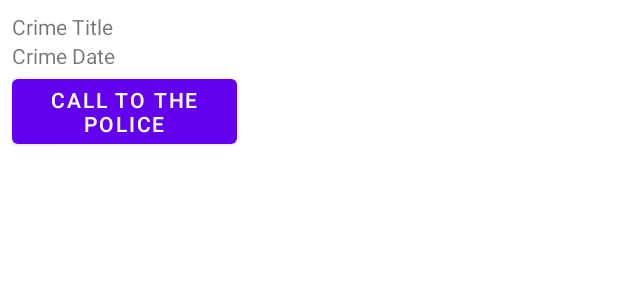
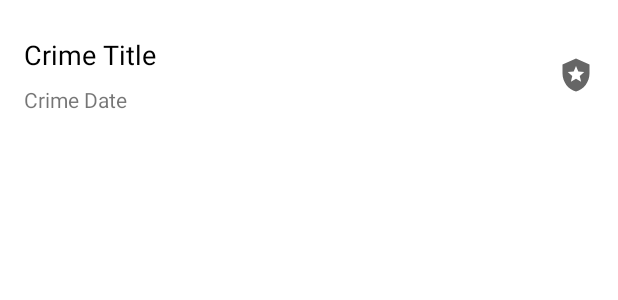
Before and after one commit to UmiKitsune/BigNerdRanch, an Android app: the layout item_crime_police.xml on its own in the app's theme, with its tools: preview values and no code run, on a phone screen of 412 x 824 dp. Shown: the top 300 px of the screen. Run offline under Robolectric (Android 15) with nearby library versions, the phone set to English and light mode, and no system bars.

Commit message:
11 lesson

```diff
--- a/app/src/main/java/com/example/geoquiz/Crime.kt
+++ b/app/src/main/java/com/example/geoquiz/Crime.kt
@@ -6,6 +6,5 @@ data class Crime(
     val id: UUID = UUID.randomUUID(), //рандомный уникальный id
     var title: String = "",
     var date: Date = Date(),
-    var isSolved: Boolean = false,
-    var requiresPolice: Boolean = false
+    var isSolved: Boolean = false
 )
--- a/app/src/main/java/com/example/geoquiz/CrimeListFragment.kt
+++ b/app/src/main/java/com/example/geoquiz/CrimeListFragment.kt
@@ -12,7 +12,6 @@ import androidx.recyclerview.widget.RecyclerView
 import com.example.geoquiz.databinding.FragmentCrimeListBinding
 import com.example.geoquiz.databinding.ItemCrimeBinding
 import com.example.geoquiz.databinding.ItemCrimePoliceBinding
-import java.lang.IllegalArgumentException
 
 class CrimeListFragment : Fragment() {
     private lateinit var binding: FragmentCrimeListBinding
@@ -93,7 +92,7 @@ class CrimeListFragment : Fragment() {
     private inner class CrimeAdapter(var crimes: List<Crime>): RecyclerView.Adapter<RecyclerView.ViewHolder>() {
 
         override fun getItemViewType(position: Int): Int =
-            if (crimes[position].requiresPolice) {
+            if (crimes[position].isSolved) {
                 POLICE_VIEW_TYPE
             } else {
                 CRIME_VIEW_TYPE
--- a/app/src/main/java/com/example/geoquiz/CrimeListViewModel.kt
+++ b/app/src/main/java/com/example/geoquiz/CrimeListViewModel.kt
@@ -11,7 +11,6 @@ class CrimeListViewModel: ViewModel() {
             val crime = Crime()
             crime.title = "Crime #$i"
             crime.isSolved = i % 2 == 0
-            crime.requiresPolice = i % 3 == 0
             crimes += crime
         }
     }
--- a/app/src/main/java/com/example/geoquiz/MainActivity.kt
+++ b/app/src/main/java/com/example/geoquiz/MainActivity.kt
@@ -13,7 +13,8 @@ class MainActivity : AppCompatActivity() {
         val currentFragment = supportFragmentManager.findFragmentById(R.id.fragment_container)
 
         if (currentFragment == null) {
-            val fragment = CrimeListFragment.newInstance()
+            val fragment = CrimeFragment()
+            val fragmentList = CrimeListFragment.newInstance()
             supportFragmentManager
                 .beginTransaction()
                 .add(R.id.fragment_container, fragment)
--- /dev/null
+++ b/app/src/main/res/drawable/ic_police_24.xml
@@ -0,0 +1,10 @@
+<vector xmlns:android="http://schemas.android.com/apk/res/android"
+    android:width="24dp"
+    android:height="24dp"
+    android:viewportWidth="24"
+    android:viewportHeight="24"
+    android:tint="?attr/colorControlNormal">
+  <path
+      android:fillColor="@android:color/white"
+      android:pathData="M12,1L3,5v6c0,5.55 3.84,10.74 9,12c5.16,-1.26 9,-6.45 9,-12V5L12,1zM14.5,12.59l0.9,3.88L12,14.42l-3.4,2.05l0.9,-3.87l-3,-2.59l3.96,-0.34L12,6.02l1.54,3.64L17.5,10L14.5,12.59z"/>
+</vector>
--- a/app/src/main/res/layout/item_crime_police.xml
+++ b/app/src/main/res/layout/item_crime_police.xml
@@ -1,29 +1,48 @@
 <?xml version="1.0" encoding="utf-8"?>
-<LinearLayout xmlns:android="http://schemas.android.com/apk/res/android"
+<androidx.constraintlayout.widget.ConstraintLayout xmlns:android="http://schemas.android.com/apk/res/android"
+    xmlns:app="http://schemas.android.com/apk/res-auto"
     xmlns:tools="http://schemas.android.com/tools"
+    android:padding="8dp"
     android:layout_width="match_parent"
-    android:layout_height="wrap_content"
-    android:orientation="vertical"
-    android:padding="8dp">
-
+    android:layout_height="wrap_content">
 
     <TextView
         android:id="@+id/crime_title"
-        android:layout_width="match_parent"
+        android:layout_width="0dp"
         android:layout_height="wrap_content"
+        android:layout_marginStart="8dp"
+        android:layout_marginTop="16dp"
+        android:layout_marginEnd="8dp"
+        android:textColor="@color/black"
+        android:textSize="18sp"
+        app:layout_constraintEnd_toStartOf="@id/ic_crime_solved"
+        app:layout_constraintStart_toStartOf="parent"
+        app:layout_constraintTop_toTopOf="parent"
         tools:text="Crime Title" />
 
     <TextView
         android:id="@+id/crime_date"
-        android:layout_width="match_parent"
+        android:layout_width="0dp"
         android:layout_height="wrap_content"
+        android:layout_marginStart="8dp"
+        android:layout_marginTop="8dp"
+        android:layout_marginEnd="8dp"
+        app:layout_constraintEnd_toStartOf="@id/ic_crime_solved"
+        app:layout_constraintStart_toStartOf="parent"
+        app:layout_constraintTop_toBottomOf="@id/crime_title"
         tools:text="Crime Date" />
 
+    <ImageView
+        android:id="@+id/ic_crime_solved"
+        android:layout_width="wrap_content"
+        android:layout_height="wrap_content"
+        android:layout_marginTop="16dp"
+        android:layout_marginEnd="8dp"
+        android:backgroundTint="@color/white"
+        android:contentDescription="@string/crime_solved_label"
+        android:src="@drawable/ic_police_24"
+        app:layout_constraintBottom_toBottomOf="parent"
+        app:layout_constraintEnd_toEndOf="parent"
+        app:layout_constraintTop_toTopOf="parent" />
 
-    <Button
-        android:layout_width="150dp"
-        android:layout_height="wrap_content"
-        android:layout_weight="1"
-        android:text="@string/call_to_the_police" />
-
-</LinearLayout>
+</androidx.constraintlayout.widget.ConstraintLayout>
```
Also changed, not shown: app/src/main/java/com/example/geoquiz/CrimeFragment.kt (+7 -1 lines), app/src/main/res/layout/item_crime.xml (+21 -7 lines).
